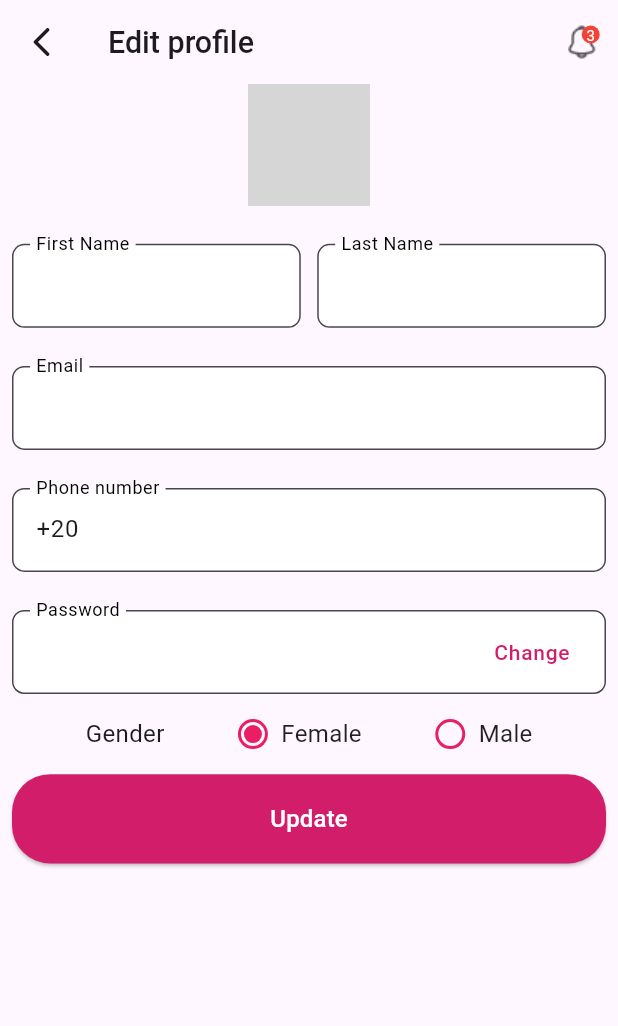
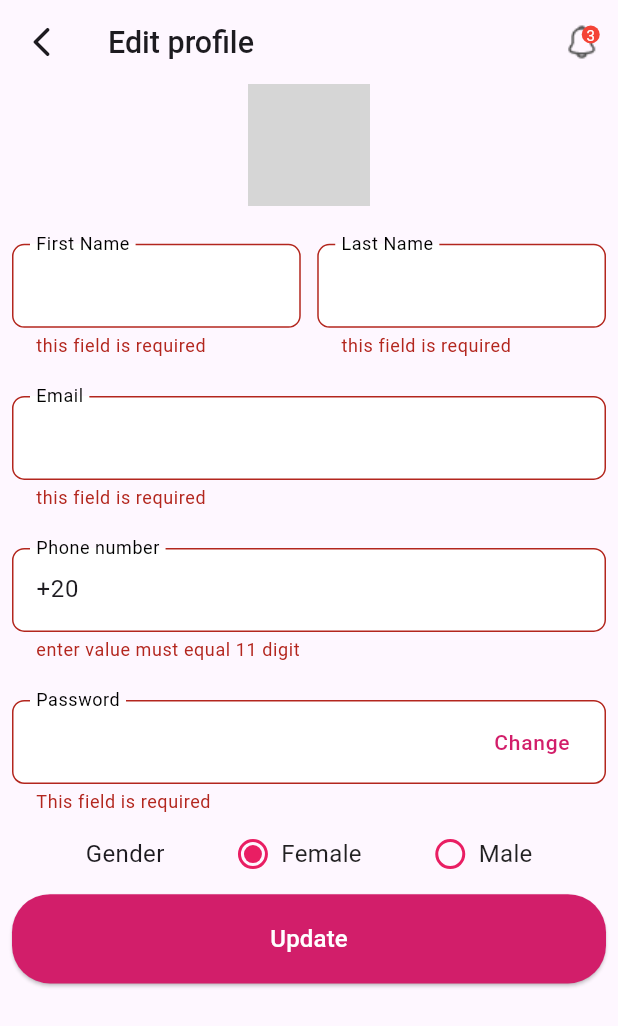
Before and after one commit to mahmoudnagi22/Flower_app, a Flutter app: the EditProfileScreen screen opened by its route, after a tap on "Update", on a phone screen of 412 x 824 dp. Shown: the top 1026 px of the screen. Run offline on Flutter 3.47's test engine with Material 3 defaults, Android fonts, the phone set to English and light mode, and no system bars; our stand-ins replace bloc, connectivity_plus, dartz, dio, equatable, flutter_bloc and 7 more; accounts and stored records are empty; network calls fail; grey boxes are pictures that could not be loaded.

Commit message:
feat: validate on button

```diff
--- a/lib/features/edit_profile/presentation/view/edit_profile_screen.dart
+++ b/lib/features/edit_profile/presentation/view/edit_profile_screen.dart
@@ -1,9 +1,14 @@
+import 'package:flower_app/core/di/di.dart';
 import 'package:flower_app/core/resources/color_manager.dart';
 import 'package:flower_app/core/widget/validators.dart';
 import 'package:flower_app/features/auth/signUp/presentation/widgets/custom_button.dart';
 import 'package:flower_app/features/auth/signUp/presentation/widgets/custom_form_field.dart';
+import 'package:flower_app/features/edit_profile/domain/entities/user_profile_entity.dart';
 import 'package:flower_app/features/edit_profile/presentation/view/widgets/custom_radio.dart';
+import 'package:flower_app/features/edit_profile/presentation/view_model/edit_profile_cubit.dart';
+import 'package:flower_app/features/edit_profile/presentation/view_model/edit_profile_state.dart';
 import 'package:flutter/material.dart';
+import 'package:flutter_bloc/flutter_bloc.dart';
 import 'package:flutter_screenutil/flutter_screenutil.dart';
 
 class EditProfileScreen extends StatefulWidget {
@@ -18,8 +23,8 @@ class _EditProfileScreenState extends State<EditProfileScreen> {
   TextEditingController lastNameController = TextEditingController();
   TextEditingController emailController = TextEditingController();
   TextEditingController passwordController = TextEditingController();
-  TextEditingController rePasswordController = TextEditingController();
   TextEditingController phoneController = TextEditingController(text: '+20');
+  final formKey = GlobalKey<FormState>();
 
   bool isObscurePassword = true;
   bool isObscureConfirmPassword = true;
@@ -27,6 +32,12 @@ class _EditProfileScreenState extends State<EditProfileScreen> {
 
   @override
   Widget build(BuildContext context) {
+    return BlocProvider(
+      create: (context) => getIt<EditProfileCubit>(),
+      child: Builder(
+        builder: (context) {
+          final viewModel = context.read<EditProfileCubit>();
+
           return Scaffold(
             appBar: AppBar(
               leading: IconButton(
@@ -49,10 +60,16 @@ class _EditProfileScreenState extends State<EditProfileScreen> {
                         const Stack(
                           alignment: Alignment.center,
                           children: [
-                      CircleAvatar(backgroundColor: Colors.red, radius: 6),
+                            CircleAvatar(
+                              backgroundColor: Colors.red,
+                              radius: 6,
+                            ),
                             Text(
                               '3',
-                        style: TextStyle(color: Colors.white, fontSize: 10),
+                              style: TextStyle(
+                                color: Colors.white,
+                                fontSize: 10,
+                              ),
                             ),
                           ],
                         ),
@@ -62,9 +79,26 @@ class _EditProfileScreenState extends State<EditProfileScreen> {
                 ),
               ],
             ),
-      body: Padding(
+            body: BlocConsumer<EditProfileCubit, EditProfileState>(
+              listener: (context, state) {
+                if (state is EditProfileSuccess) {
+                  ScaffoldMessenger.of(context).showSnackBar(
+                    const SnackBar(
+                      content: Text('Profile updated successfully!'),
+                    ),
+                  );
+                } else if (state is EditProfileError) {
+                  ScaffoldMessenger.of(
+                    context,
+                  ).showSnackBar(SnackBar(content: Text(state.message)));
+                }
+              },
+              builder: (context, state) {
+                return Padding(
                   padding: const EdgeInsets.symmetric(horizontal: 8.0),
                   child: SingleChildScrollView(
+                    child: Form(
+                      key: formKey,
                       child: Column(
                         crossAxisAlignment: CrossAxisAlignment.center,
                         children: [
@@ -93,7 +127,8 @@ class _EditProfileScreenState extends State<EditProfileScreen> {
                                   labelText: "First Name",
                                   keyboardType: TextInputType.text,
                                   validator:
-                          (value) => AppValidators.validateFullName(value),
+                                      (value) =>
+                                          AppValidators.validateFullName(value),
                                 ),
                               ),
                               10.horizontalSpace,
@@ -104,7 +139,8 @@ class _EditProfileScreenState extends State<EditProfileScreen> {
                                   labelText: "Last Name",
                                   keyboardType: TextInputType.text,
                                   validator:
-                          (value) => AppValidators.validateFullName(value),
+                                      (value) =>
+                                          AppValidators.validateFullName(value),
                                 ),
                               ),
                               10.verticalSpace,
@@ -116,7 +152,8 @@ class _EditProfileScreenState extends State<EditProfileScreen> {
                             controller: emailController,
                             labelText: "Email",
                             keyboardType: TextInputType.emailAddress,
-                validator: (value) => AppValidators.validateEmail(value),
+                            validator:
+                                (value) => AppValidators.validateEmail(value),
                           ),
                           15.verticalSpace,
                           CustomTextFormField(
@@ -124,7 +161,9 @@ class _EditProfileScreenState extends State<EditProfileScreen> {
                             controller: phoneController,
                             labelText: "Phone number",
                             keyboardType: TextInputType.phone,
-                validator: (value) => AppValidators.validatePhoneNumber(value),
+                            validator:
+                                (value) =>
+                                    AppValidators.validatePhoneNumber(value),
                           ),
                           15.verticalSpace,
                           CustomTextFormField(
@@ -146,13 +185,18 @@ class _EditProfileScreenState extends State<EditProfileScreen> {
                                 ),
                               ),
                             ),
-                validator: (value) => AppValidators.validatePassword(value),
+                            validator:
+                                (value) =>
+                                    AppValidators.validatePassword(value),
                           ),
                           15.verticalSpace,
                           Row(
                             mainAxisAlignment: MainAxisAlignment.spaceEvenly,
                             children: [
-                  const Text('Gender', style: TextStyle(fontSize: 16)),
+                              const Text(
+                                'Gender',
+                                style: TextStyle(fontSize: 16),
+                              ),
                               CustomRadio(
                                 gender: 'Female',
                                 selectedGender: selectedGender,
@@ -174,11 +218,31 @@ class _EditProfileScreenState extends State<EditProfileScreen> {
                             ],
                           ),
                           15.verticalSpace,
-              CustomButton(onPressed: () {}, text: 'Update'),
+                          CustomButton(
+                            onPressed: () {
+                              if (formKey.currentState!.validate()) {
+                                final user = UserProfileEntity(
+                                  firstName: firstNameController.text,
+                                  lastName: lastNameController.text,
+                                  email: emailController.text,
+                                  phone: phoneController.text,
+                                  gender: selectedGender,
+                                  imagePath: 'imagePath',
+                                );
+                              }
+                            },
+                            text: 'Update',
+                          ),
                         ],
                       ),
                     ),
                   ),
                 );
+              },
+            ),
+          );
+        },
+      ),
+    );
   }
 }
--- a/lib/features/edit_profile/presentation/view_model/edit_profile_cubit.dart
+++ b/lib/features/edit_profile/presentation/view_model/edit_profile_cubit.dart
@@ -1,10 +1,10 @@
-import 'dart:io';
-
 import 'package:flower_app/features/edit_profile/domain/entities/user_profile_entity.dart';
 import 'package:flower_app/features/edit_profile/domain/use_cases/update_profile_usecase.dart';
 import 'package:flower_app/features/edit_profile/presentation/view_model/edit_profile_state.dart';
 import 'package:flutter_bloc/flutter_bloc.dart';
+import 'package:injectable/injectable.dart';
 
+@injectable
 class EditProfileCubit extends Cubit<EditProfileState> {
   final UpdateProfileUsecase updateProfileUsecase;
   EditProfileCubit(this.updateProfileUsecase) : super(EditProfileInitial());
```
Also changed, not shown: lib/core/di/di.config.dart, 4 other files. Lines whose indentation alone changed are shown as unchanged.
